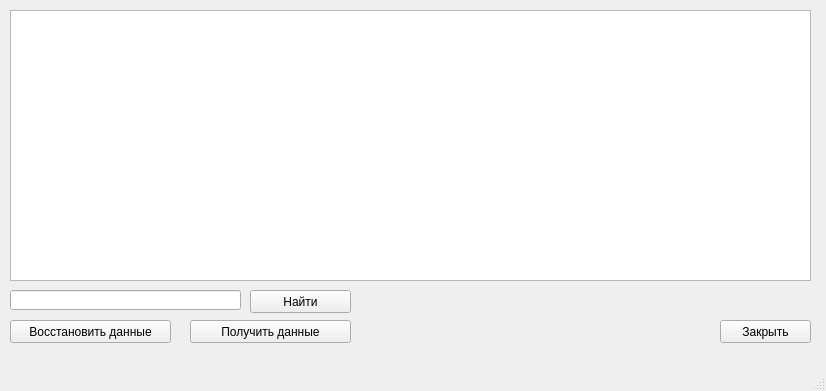
Above: dialog_repair_gui.ui from aspire87/og before the change. Below: the same form after it.
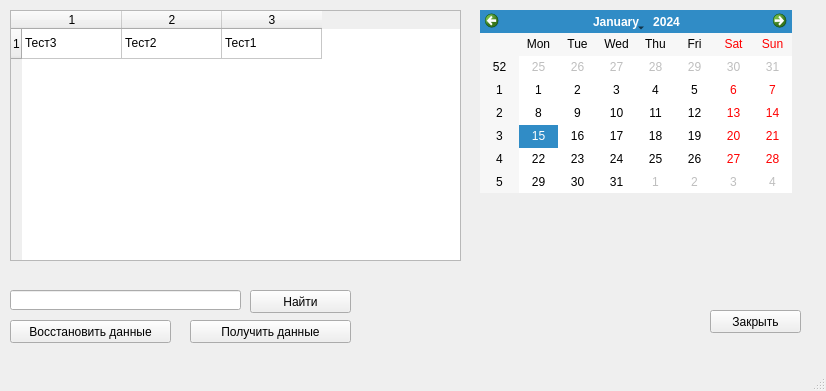
That is the form after the change.

The edit to the form file:
```diff
--- a/dialog_repair_gui.ui
+++ b/dialog_repair_gui.ui
@@ -43,8 +43,8 @@
    <widget class="QPushButton" name="button_close">
     <property name="geometry">
      <rect>
-      <x>720</x>
-      <y>320</y>
+      <x>710</x>
+      <y>310</y>
       <width>91</width>
       <height>23</height>
      </rect>
@@ -76,13 +76,76 @@
      <string>Найти</string>
     </property>
    </widget>
-   <widget class="QListView" name="list_zakaz">
+   <widget class="QTableWidget" name="list_zakaz">
     <property name="geometry">
      <rect>
       <x>10</x>
       <y>10</y>
-      <width>801</width>
-      <height>271</height>
+      <width>451</width>
+      <height>251</height>
+     </rect>
+    </property>
+    <property name="frameShape">
+     <enum>QFrame::StyledPanel</enum>
+    </property>
+    <property name="frameShadow">
+     <enum>QFrame::Sunken</enum>
+    </property>
+    <property name="gridStyle">
+     <enum>Qt::CustomDashLine</enum>
+    </property>
+    <property name="sortingEnabled">
+     <bool>true</bool>
+    </property>
+    <property name="rowCount">
+     <number>1</number>
+    </property>
+    <property name="columnCount">
+     <number>3</number>
+    </property>
+    <row>
+     <property name="text">
+      <string>1</string>
+     </property>
+    </row>
+    <column>
+     <property name="text">
+      <string>1</string>
+     </property>
+    </column>
+    <column>
+     <property name="text">
+      <string>2</string>
+     </property>
+    </column>
+    <column>
+     <property name="text">
+      <string>3</string>
+     </property>
+    </column>
+    <item row="0" column="0">
+     <property name="text">
+      <string>Тест3</string>
+     </property>
+    </item>
+    <item row="0" column="1">
+     <property name="text">
+      <string>Тест2</string>
+     </property>
+    </item>
+    <item row="0" column="2">
+     <property name="text">
+      <string>Тест1</string>
+     </property>
+    </item>
+   </widget>
+   <widget class="QCalendarWidget" name="calendarWidget">
+    <property name="geometry">
+     <rect>
+      <x>480</x>
+      <y>10</y>
+      <width>312</width>
+      <height>183</height>
      </rect>
     </property>
    </widget>
```
Left out of the diff: 16 changed lines with no effect on the pictures.
